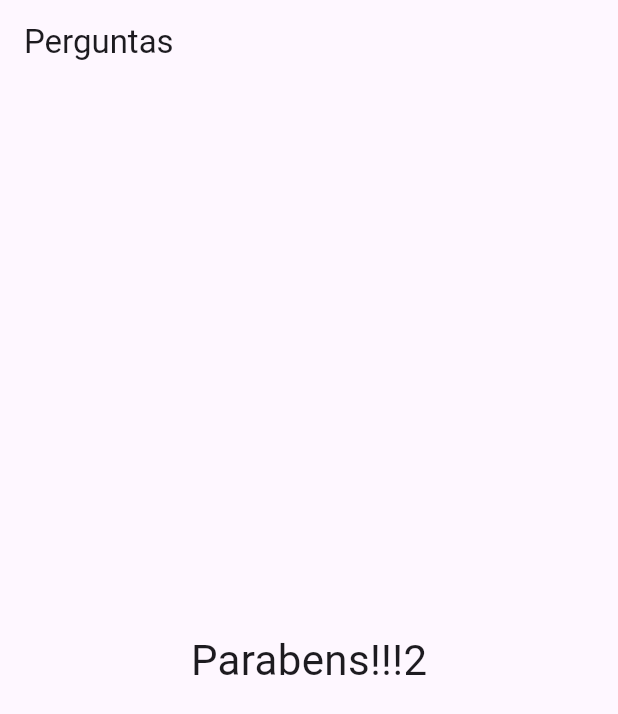
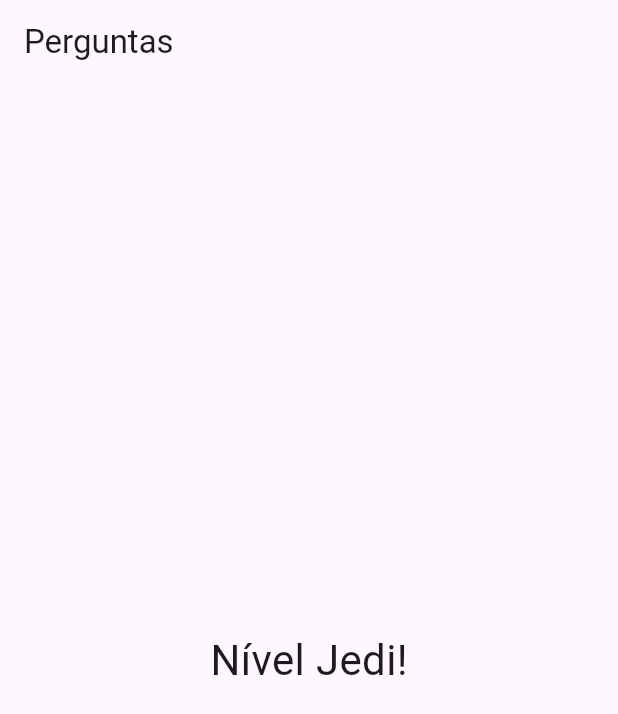
Before and after one commit to Anderlan-Nunes/perguntas, a Flutter app: the screen it shows after launch, after a tap on "Preto", after a tap on "lobo", after a tap on "chocolat", on a phone screen of 412 x 824 dp. Shown: the top 714 px of the screen. Run offline on Flutter 3.47's test engine with Material 3 defaults, Android fonts, the phone set to English and light mode, and no system bars.

Commit message:
adicionar pontuação

```diff
--- a/lib/main.dart
+++ b/lib/main.dart
@@ -6,41 +6,44 @@ void main() => runApp(const PerguntaApp());
 
 class _PerguntaAppState extends State<PerguntaApp> {
   var _perguntaSelecionada = 0;
+  var _pontuacaoTotal = 0;
 
   final _perguntas = const [
     {
       'texto': 'Qual é a sua cor favorita?',
       'respostas': [
-        {'texto':'Preto', 'notas': 15},
-        {'texto':'Vermelho', 'notas':5},
-        {'texto':'Prata', 'notas':3},
-        {'texto':'Branco', 'notas': 12},
+        {'texto':'Preto', 'pontuacao': 15},
+        {'texto':'Vermelho', 'pontuacao':5},
+        {'texto':'Prata', 'pontuacao':3},
+        {'texto':'Branco', 'pontuacao': 12},
    ]
     },
     {
       'texto': 'Qual é o seu animal favorito?',
       'respostas': [
-        {'texto': 'cao', 'notas': 02},
-        {'texto': 'lobo', 'notas': 18},
-        {'texto': 'cat', 'notas': 7},
+        {'texto': 'cao', 'pontuacao': 02},
+        {'texto': 'lobo', 'pontuacao': 18},
+        {'texto': 'cat', 'pontuacao': 7},
       ]
     },
     {
       'texto': 'Qual é o sua comida?',
       'respostas': [
-        {'texto':'pao', 'notas': 2},
-        {'texto':'bolo', 'notas': 20},
-        {'texto':'chocolat', 'notas': 31 },
+        {'texto':'pao', 'pontuacao': 2},
+        {'texto':'bolo', 'pontuacao': 20},
+        {'texto':'chocolat', 'pontuacao': 31 },
       ]
     }
   ];
 
-  void _quandoResponder() {
+  void _quandoResponder(int pontuacao) {
     if (temPerguntaSelecionada) {
       setState(() {
         _perguntaSelecionada++;
+        _pontuacaoTotal += pontuacao;
       });
     }
+    print(_pontuacaoTotal);
   }
 
   bool get temPerguntaSelecionada {
@@ -60,7 +63,7 @@ class _PerguntaAppState extends State<PerguntaApp> {
                   perguntas: _perguntas,
                   perguntaSelecionada: _perguntaSelecionada,
                   quandoResponder: _quandoResponder)
-              : const Resultado(),
+              : Resultado(_pontuacaoTotal),
         ));
   }
 }
--- a/lib/questionario.dart
+++ b/lib/questionario.dart
@@ -5,7 +5,7 @@ import 'resposta.dart';
 class Questionario extends StatelessWidget {
   final List<Map<String, Object>> perguntas;
   final int perguntaSelecionada;
-  final void Function() quandoResponder;
+  final void Function(int) quandoResponder;
 
   const Questionario({
     required this.perguntas,
@@ -26,7 +26,12 @@ class Questionario extends StatelessWidget {
     return Column(
       children: [
         Questao(perguntas[perguntaSelecionada]['texto'] as String),
-        ...respostas.map((resp) => Resposta(resp['texto'] as String, quandoResponder)),
+        ...respostas.map((resp) {
+          return Resposta(
+            resp['texto'] as String,
+             () => quandoResponder(resp['pontuacao'] as int),
+          );// aki eu sei qnto vale a resposta do usuario
+        })
       ],
     );
   }
--- a/lib/resultado.dart
+++ b/lib/resultado.dart
@@ -1,14 +1,28 @@
 import 'package:flutter/material.dart';
 
 class Resultado extends StatelessWidget {
-  const Resultado({super.key});
+
+  final int pontuacao;
+  const Resultado( this.pontuacao, {super.key});
+
+  String get fraseResultado {
+    if (pontuacao < 15) {
+      return 'Parabéns';
+    } else if (pontuacao < 30) {
+      return 'Você é bom!';
+    } else if (pontuacao < 40) {
+      return 'Impressionante!';
+    } else {
+      return 'Nível Jedi!';
+    }
+  }
 
   @override
   Widget build(BuildContext context) {
-    return const Center(
+    return Center(
       child: Text(
-        'Parabens!!!2',
-        style: TextStyle(
+        fraseResultado,
+        style: const TextStyle(
           fontSize: 28,
         ),
       ),
```
